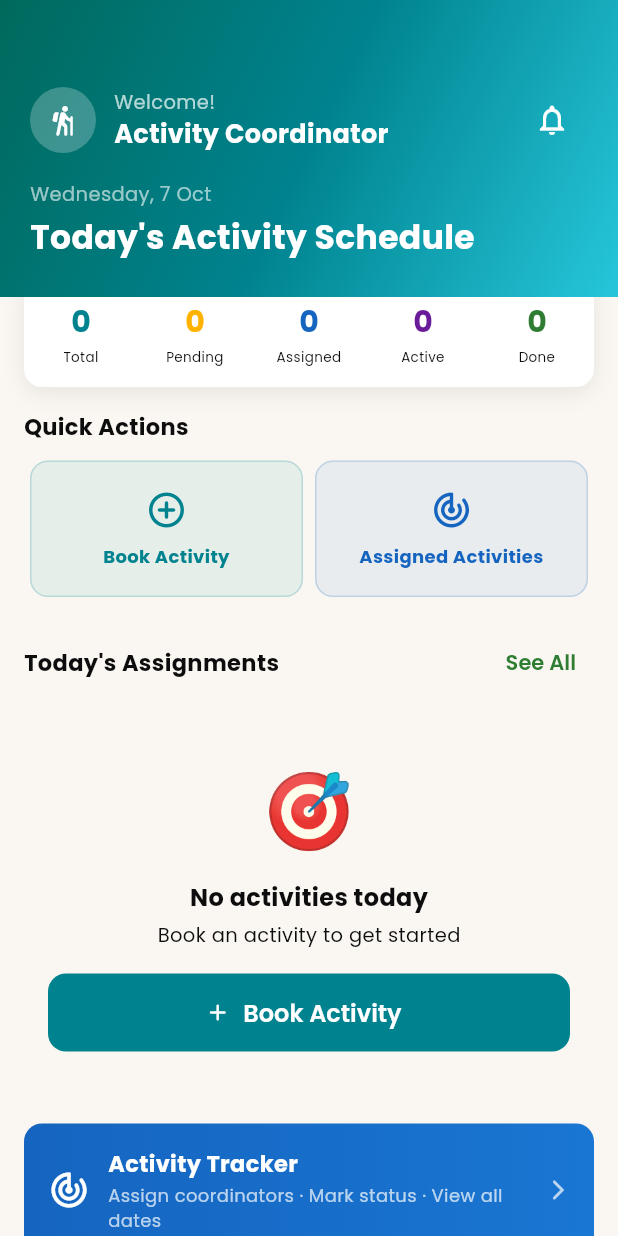
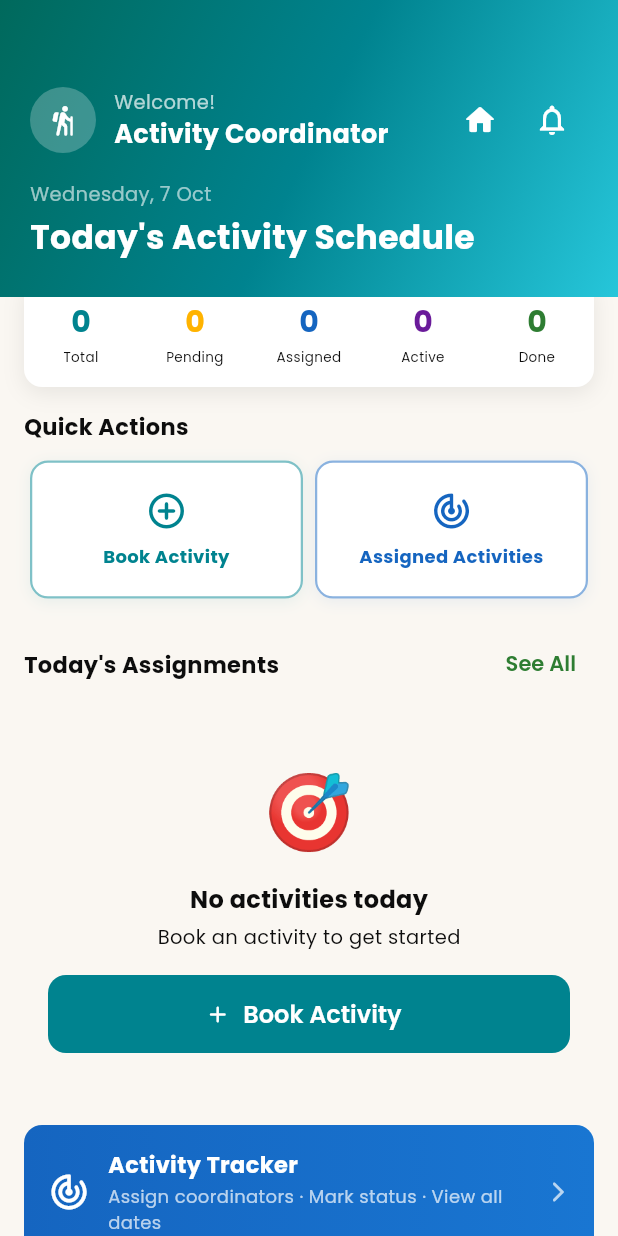
Before and after one commit to Chaitali2494/anjanvel-erp, a Flutter app: the ActivityCoordinatorDashboardScreen screen opened by its route, on a phone screen of 412 x 824 dp. Run offline on Flutter 3.47's test engine with Material 3 defaults, Android fonts, the phone set to English and light mode, and no system bars; our stand-ins replace firebase_core, firebase_messaging, fl_chart, flutter_local_notifications, flutter_riverpod, go_router and 7 more; missing offline and left inert: excel; accounts and stored records are empty.

Commit message:
fix: activity coordinator dashboard — visible quick action cards, home button; SectionHeader gray text; room detail gray text; booking date text color

```diff
--- a/flutter_app/lib/features/dashboard/presentation/screens/activity_coordinator_dashboard_screen.dart
+++ b/flutter_app/lib/features/dashboard/presentation/screens/activity_coordinator_dashboard_screen.dart
@@ -54,6 +54,11 @@ class ActivityCoordinatorDashboardScreen extends ConsumerWidget {
                                   fontWeight: FontWeight.bold)),
                         ],
                       ),
+                    ),
+                    IconButton(
+                      onPressed: () => context.go('/role-selection'),
+                      icon: const Icon(Icons.home_rounded, color: Colors.white),
+                      tooltip: 'Home',
                     ),
                     IconButton(
                       onPressed: () => context.push('/notifications'),
@@ -130,8 +135,7 @@ class ActivityCoordinatorDashboardScreen extends ConsumerWidget {
                 crossAxisAlignment: CrossAxisAlignment.start,
                 children: [
                   const Text('Quick Actions',
-                      style:
-                          TextStyle(fontWeight: FontWeight.bold, fontSize: 15)),
+                      style: TextStyle(fontWeight: FontWeight.bold, fontSize: 15, color: AppTheme.textPrimary)),
                   const SizedBox(height: 12),
                   Row(children: [
                     _QuickAction(
@@ -160,8 +164,7 @@ class ActivityCoordinatorDashboardScreen extends ConsumerWidget {
                 mainAxisAlignment: MainAxisAlignment.spaceBetween,
                 children: [
                   const Text("Today's Assignments",
-                      style:
-                          TextStyle(fontWeight: FontWeight.bold, fontSize: 15)),
+                      style: TextStyle(fontWeight: FontWeight.bold, fontSize: 15, color: AppTheme.textPrimary)),
                   TextButton(
                     onPressed: () => context.push('/activities/tracker'),
                     child: const Text('See All'),
@@ -314,9 +317,10 @@ class _QuickAction extends StatelessWidget {
             margin: const EdgeInsets.symmetric(horizontal: 4),
             padding: const EdgeInsets.symmetric(vertical: 18),
             decoration: BoxDecoration(
-              color: color.withOpacity(0.08),
+              color: AppTheme.surface,
               borderRadius: BorderRadius.circular(AppTheme.radiusMD),
-              border: Border.all(color: color.withOpacity(0.2)),
+              border: Border.all(color: color.withOpacity(0.5), width: 1.5),
+              boxShadow: [BoxShadow(color: color.withOpacity(0.08), blurRadius: 8, offset: const Offset(0, 2))],
             ),
             child: Column(children: [
               Icon(icon, color: color, size: 28),
```
